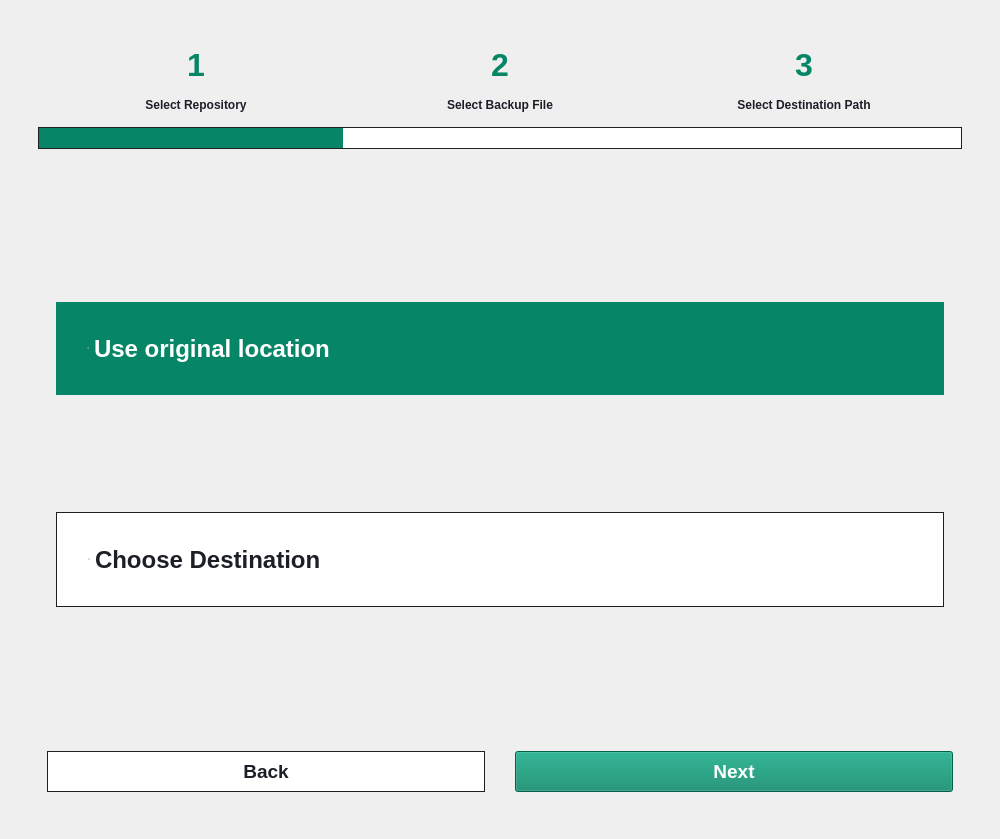
Above: src/gui/tabs/restore_tab.ui from HPE-Backup-and-Recovery-System/ResilioZ before the change. Below: the same form after it.
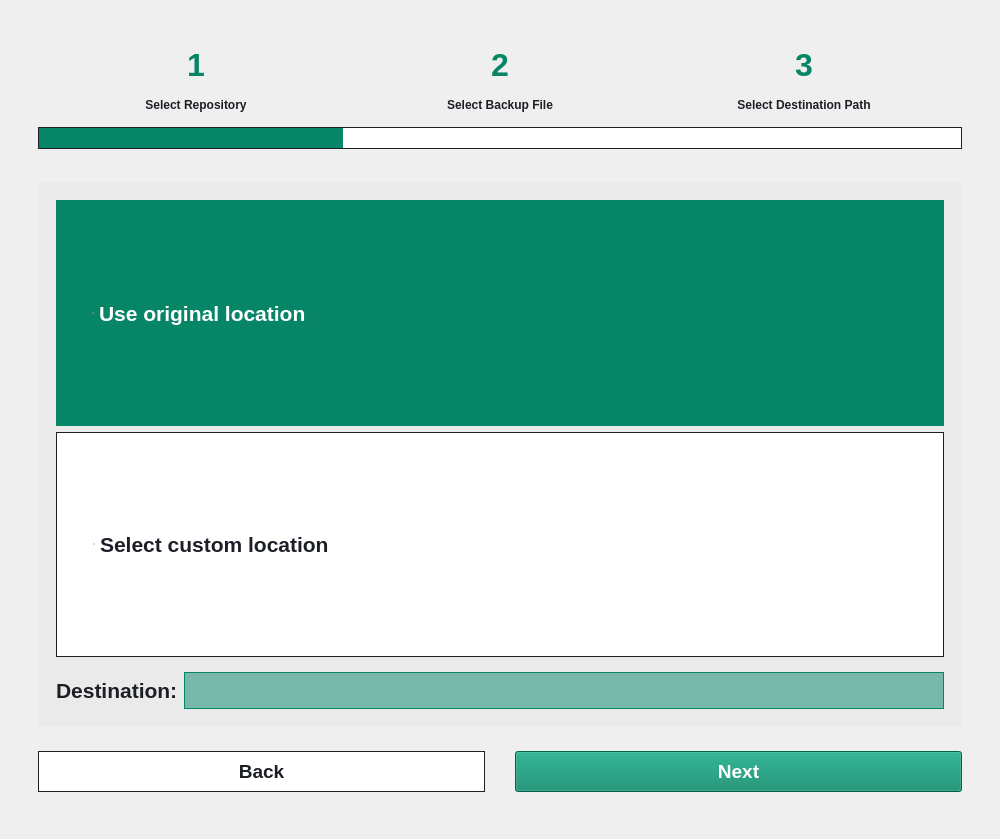
That is the form after the change. The open tabs and pages were chosen to show the change. Icons and pictures are not drawn.

Commit message: Restore Tab GUI changes pending validation

```diff
--- a/src/gui/tabs/restore_tab.ui
+++ b/src/gui/tabs/restore_tab.ui
@@ -88,207 +88,6 @@
         <property name="currentIndex">
          <number>1</number>
         </property>
-        <widget class="QWidget" name="menu_page">
-         <property name="autoFillBackground">
-          <bool>true</bool>
-         </property>
-         <layout class="QGridLayout" name="gridLayout_5">
-          <property name="leftMargin">
-           <number>0</number>
-          </property>
-          <property name="topMargin">
-           <number>0</number>
-          </property>
-          <property name="rightMargin">
-           <number>0</number>
-          </property>
-          <property name="bottomMargin">
-           <number>0</number>
-          </property>
-          <item row="0" column="0">
-           <widget class="QFrame" name="menu_frame">
-            <property name="autoFillBackground">
-             <bool>false</bool>
-            </property>
-            <property name="frameShape">
-             <enum>QFrame::StyledPanel</enum>
-            </property>
-            <property name="frameShadow">
-             <enum>QFrame::Raised</enum>
-            </property>
-            <layout class="QHBoxLayout" name="horizontalLayout_3">
-             <item>
-              <widget class="QFrame" name="option_frame">
-               <property name="minimumSize">
-                <size>
-                 <width>491</width>
-                 <height>0</height>
-                </size>
-               </property>
-               <property name="frameShape">
-                <enum>QFrame::StyledPanel</enum>
-               </property>
-               <property name="frameShadow">
-                <enum>QFrame::Raised</enum>
-               </property>
-               <layout class="QGridLayout" name="gridLayout_3">
-                <property name="leftMargin">
-                 <number>90</number>
-                </property>
-                <property name="topMargin">
-                 <number>90</number>
-                </property>
-                <property name="rightMargin">
-                 <number>11</number>
-                </property>
-                <property name="bottomMargin">
-                 <number>90</number>
-                </property>
-                <property name="verticalSpacing">
-                 <number>60</number>
-                </property>
-                <item row="0" column="0">
-                 <widget class="QPushButton" name="restoreButton">
-                  <property name="sizePolicy">
-                   <sizepolicy hsizetype="Minimum" vsizetype="MinimumExpanding">
-                    <horstretch>0</horstretch>
-                    <verstretch>0</verstretch>
-                   </sizepolicy>
-                  </property>
-                  <property name="minimumSize">
-                   <size>
-                    <width>372</width>
-                    <height>62</height>
-                   </size>
-                  </property>
-                  <property name="styleSheet">
-                   <string notr="true"/>
-                  </property>
-                  <property name="text">
-                   <string> Restore Backup</string>
-                  </property>
-                  <property name="icon">
-                   <iconset resource="../resources/assets.qrc">
-                    <normaloff>:/assets/icons/icons/file-arrow-down.svg</normaloff>:/assets/icons/icons/file-arrow-down.svg</iconset>
-                  </property>
-                  <property name="iconSize">
-                   <size>
-                    <width>36</width>
-                    <height>36</height>
-                   </size>
-                  </property>
-                  <property name="checkable">
-                   <bool>false</bool>
-                  </property>
-                  <property name="checked">
-                   <bool>false</bool>
-                  </property>
-                  <property name="autoDefault">
-                   <bool>false</bool>
-                  </property>
-                  <property name="default">
-                   <bool>false</bool>
-                  </property>
-                  <property name="flat">
-                   <bool>false</bool>
-                  </property>
-                 </widget>
-                </item>
-                <item row="1" column="0">
-                 <widget class="QPushButton" name="retryButton">
-                  <property name="sizePolicy">
-                   <sizepolicy hsizetype="Minimum" vsizetype="MinimumExpanding">
-                    <horstretch>0</horstretch>
-                    <verstretch>0</verstretch>
-                   </sizepolicy>
-                  </property>
-                  <property name="minimumSize">
-                   <size>
-                    <width>372</width>
-                    <height>62</height>
-                   </size>
-                  </property>
-                  <property name="text">
-                   <string> Retry Restore</string>
-                  </property>
-                  <property name="icon">
-                   <iconset resource="../resources/assets.qrc">
-                    <normaloff>:/assets/icons/icons/rotate-right.svg</normaloff>:/assets/icons/icons/rotate-right.svg</iconset>
-                  </property>
-                 </widget>
-                </item>
-               </layout>
-              </widget>
-             </item>
-             <item>
-              <widget class="QFrame" name="restoreImg">
-               <property name="enabled">
-                <bool>true</bool>
-               </property>
-               <property name="styleSheet">
-                <string notr="true"/>
-               </property>
-               <property name="frameShape">
-                <enum>QFrame::StyledPanel</enum>
-               </property>
-               <property name="frameShadow">
-                <enum>QFrame::Raised</enum>
-               </property>
-               <layout class="QGridLayout" name="gridLayout_4">
-                <property name="rightMargin">
-                 <number>9</number>
-                </property>
-                <item row="1" column="1">
-                 <widget class="QLabel" name="label">
-                  <property name="sizePolicy">
-                   <sizepolicy hsizetype="Fixed" vsizetype="Fixed">
-                    <horstretch>0</horstretch>
-                    <verstretch>0</verstretch>
-                   </sizepolicy>
-                  </property>
-                  <property name="minimumSize">
-                   <size>
-                    <width>320</width>
-                    <height>320</height>
-                   </size>
-                  </property>
-                  <property name="maximumSize">
-                   <size>
-                    <width>640</width>
-                    <height>640</height>
-                   </size>
-                  </property>
-                  <property name="text">
-                   <string/>
-                  </property>
-                  <property name="textFormat">
-                   <enum>Qt::AutoText</enum>
-                  </property>
-                  <property name="pixmap">
-                   <pixmap resource="../resources/assets.qrc">:/assets/images/backup.png</pixmap>
-                  </property>
-                  <property name="scaledContents">
-                   <bool>true</bool>
-                  </property>
-                  <property name="wordWrap">
-                   <bool>false</bool>
-                  </property>
-                  <property name="margin">
-                   <number>40</number>
-                  </property>
-                  <property name="indent">
-                   <number>0</number>
-                  </property>
-                 </widget>
-                </item>
-               </layout>
-              </widget>
-             </item>
-            </layout>
-           </widget>
-          </item>
-         </layout>
-        </widget>
         <widget class="QWidget" name="attemptRestorePage">
          <property name="styleSheet">
           <string notr="true">QPushButton {
@@ -557,12 +356,39 @@
                   </widget>
                   <widget class="QWidget" name="page">
                    <layout class="QGridLayout" name="gridLayout_11">
+                    <property name="leftMargin">
+                     <number>0</number>
+                    </property>
+                    <property name="rightMargin">
+                     <number>0</number>
+                    </property>
+                    <property name="horizontalSpacing">
+                     <number>7</number>
+                    </property>
                     <item row="1" column="0">
                      <widget class="QFrame" name="frame_11">
                       <property name="styleSheet">
-                       <string notr="true">QRadioButton {
-	padding: 32px;
-	font-size: 24px;
+                       <string notr="true">QFrame {
+	background: rgb(234, 234, 234);
+}
+
+QLabel {
+	background-color: rgb(234, 234, 234);
+	font-weight: 500;
+	font-size: 16pt;
+}
+
+QLineEdit {
+	color: rgb(6, 134, 103);
+	font-weight: 700;
+	font-size: 16pt;
+	padding: 4px;
+	border: 1px solid rgb(6, 134, 103);
+}
+
+QRadioButton {
+	padding: 10px auto;
+	font-size: 16pt;
 	font-weight: 500;
 	background-color: white;
 	color: rgb(29, 31, 39);
@@ -582,7 +408,8 @@
 	color: white;
 	background-color: rgb(6, 134, 103);
 	border: none;
-}</string>
+}
+</string>
                       </property>
                       <property name="frameShape">
                        <enum>QFrame::StyledPanel</enum>
@@ -590,22 +417,107 @@
                       <property name="frameShadow">
                        <enum>QFrame::Raised</enum>
                       </property>
-                      <layout class="QGridLayout" name="gridLayout_15">
-                       <item row="0" column="0">
-                        <widget class="QRadioButton" name="useOriginalLocation">
-                         <property name="text">
-                          <string>Use original location</string>
-                         </property>
-                         <property name="checked">
-                          <bool>true</bool>
-                         </property>
-                        </widget>
-                       </item>
-                       <item row="1" column="0">
-                        <widget class="QRadioButton" name="chooseDestination">
-                         <property name="text">
-                          <string>Choose Destination</string>
-                         </property>
+                      <layout class="QVBoxLayout" name="verticalLayout_6">
+                       <item>
+                        <widget class="QFrame" name="verticalFrame">
+                         <layout class="QVBoxLayout" name="verticalLayout_4">
+                          <property name="spacing">
+                           <number>6</number>
+                          </property>
+                          <property name="sizeConstraint">
+                           <enum>QLayout::SetDefaultConstraint</enum>
+                          </property>
+                          <item>
+                           <layout class="QVBoxLayout" name="verticalLayout_5">
+                            <item>
+                             <widget class="QRadioButton" name="originalDestination">
+                              <property name="sizePolicy">
+                               <sizepolicy hsizetype="Minimum" vsizetype="Preferred">
+                                <horstretch>0</horstretch>
+                                <verstretch>0</verstretch>
+                               </sizepolicy>
+                              </property>
+                              <property name="text">
+                               <string>Use original location</string>
+                              </property>
+                              <property name="checked">
+                               <bool>true</bool>
+                              </property>
+                             </widget>
+                            </item>
+                            <item>
+                             <widget class="QRadioButton" name="customDestination">
+                              <property name="sizePolicy">
+                               <sizepolicy hsizetype="Minimum" vsizetype="Preferred">
+                                <horstretch>0</horstretch>
+                                <verstretch>0</verstretch>
+                               </sizepolicy>
+                              </property>
+                              <property name="text">
+                               <string>Select custom location</string>
+                              </property>
+                             </widget>
+                            </item>
+                           </layout>
+                          </item>
+                          <item>
+                           <widget class="QFrame" name="horizontalFrame">
+                            <property name="sizePolicy">
+                             <sizepolicy hsizetype="Preferred" vsizetype="Fixed">
+                              <horstretch>0</horstretch>
+                              <verstretch>0</verstretch>
+                             </sizepolicy>
+                            </property>
+                            <property name="styleSheet">
+                             <string notr="true">QLineEdit {
+	color: rgb(6, 134, 103);
+	font-weight: 700;
+	font-size: 16pt;
+	padding: 4px;
+	border: 1px solid rgb(6, 134, 103);
+}
+
+QLineEdit:disabled {
+	background: rgba(6, 134, 103, 0.5);
+}</string>
+                            </property>
+                            <layout class="QHBoxLayout" name="horizontalLayout_2">
+                             <property name="leftMargin">
+                              <number>0</number>
+                             </property>
+                             <property name="rightMargin">
+                              <number>0</number>
+                             </property>
+                             <property name="bottomMargin">
+                              <number>0</number>
+                             </property>
+                             <item>
+                              <widget class="QLabel" name="label">
+                               <property name="text">
+                                <string>Destination:</string>
+                               </property>
+                              </widget>
+                             </item>
+                             <item>
+                              <widget class="QLineEdit" name="destInput">
+                               <property name="enabled">
+                                <bool>false</bool>
+                               </property>
+                               <property name="styleSheet">
+                                <string notr="true"/>
+                               </property>
+                               <property name="text">
+                                <string/>
+                               </property>
+                               <property name="readOnly">
+                                <bool>false</bool>
+                               </property>
+                              </widget>
+                             </item>
+                            </layout>
+                           </widget>
+                          </item>
+                         </layout>
                         </widget>
                        </item>
                       </layout>
@@ -638,6 +550,10 @@
 	background: lightgrey;
 	color: darkgrey;
 	border: none;
+}
+
+QPushButton#nextButton:disabled {
+	background: grey;
 }</string>
                   </property>
                   <property name="frameShape">
@@ -651,10 +567,10 @@
                     <number>30</number>
                    </property>
                    <property name="leftMargin">
-                    <number>9</number>
+                    <number>0</number>
                    </property>
                    <property name="rightMargin">
-                    <number>9</number>
+                    <number>0</number>
                    </property>
                    <item>
                     <widget class="QPushButton" name="backButton">
```
Left out of the diff: 93 changed lines with no effect on the pictures. The commit also changes 2 other files.
